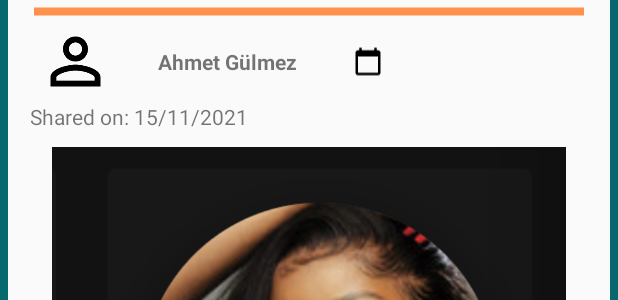
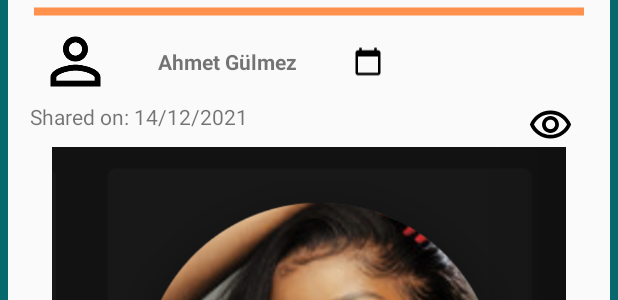
Before and after one commit to bounswe/2021SpringGroup9, an Android app: the layout single_post.xml on its own in the app's theme, with its tools: preview values and no code run, on a phone screen of 412 x 824 dp. Shown: the part 140-440 px from the top of the screen. Run offline under Robolectric (Android 15) with nearby library versions, the phone set to English and light mode, and no system bars.

Commit message:
Link to profile pages established, users can only edit their own posts

```diff
--- /dev/null
+++ b/postory/android/Postory/app/src/main/res/drawable/outline_remove_red_eye_black_24dp.xml
@@ -0,0 +1,6 @@
+<?xml version="1.0" encoding="UTF-8" standalone="no"?>
+<vector xmlns:android="http://schemas.android.com/apk/res/android" android:height="24dp" android:tint="#000000" android:viewportHeight="24.0" android:viewportWidth="24.0" android:width="24dp">
+
+    <path android:fillColor="@android:color/white" android:pathData="M12,6.5c3.79,0 7.17,2.13 8.82,5.5 -1.65,3.37 -5.02,5.5 -8.82,5.5S4.83,15.37 3.18,12C4.83,8.63 8.21,6.5 12,6.5m0,-2C7,4.5 2.73,7.61 1,12c1.73,4.39 6,7.5 11,7.5s9.27,-3.11 11,-7.5c-1.73,-4.39 -6,-7.5 -11,-7.5zM12,9.5c1.38,0 2.5,1.12 2.5,2.5s-1.12,2.5 -2.5,2.5 -2.5,-1.12 -2.5,-2.5 1.12,-2.5 2.5,-2.5m0,-2c-2.48,0 -4.5,2.02 -4.5,4.5s2.02,4.5 4.5,4.5 4.5,-2.02 4.5,-4.5 -2.02,-4.5 -4.5,-4.5z"/>
+
+</vector>
--- a/postory/android/Postory/app/src/main/res/layout/single_post.xml
+++ b/postory/android/Postory/app/src/main/res/layout/single_post.xml
@@ -82,8 +82,14 @@
             android:layout_width="100dp"
             android:layout_height="match_parent"
             android:layout_toRightOf="@id/op_shared_on"
-            android:text="15/11/2021"></TextView>
-
+            android:text="14/12/2021"></TextView>
+         <ImageView
+             android:id="@+id/view_single_post"
+             android:layout_width="50dp"
+             android:layout_height="match_parent"
+             android:layout_alignParentRight="true"
+             android:src="@drawable/outline_remove_red_eye_black_24dp"
+             ></ImageView>
     </RelativeLayout>
 
 
```
Also changed, not shown: postory/android/Postory/app/src/main/java/com/example/postory/activities/OtherProfilePageActivity.java (+4 -4 lines), postory/android/Postory/app/src/main/java/com/example/postory/activities/SinglePostActivity.java (+23 -1 lines), postory/android/Postory/app/src/main/java/com/example/postory/adapters/PostAdapter.java (+11 -0 lines).
